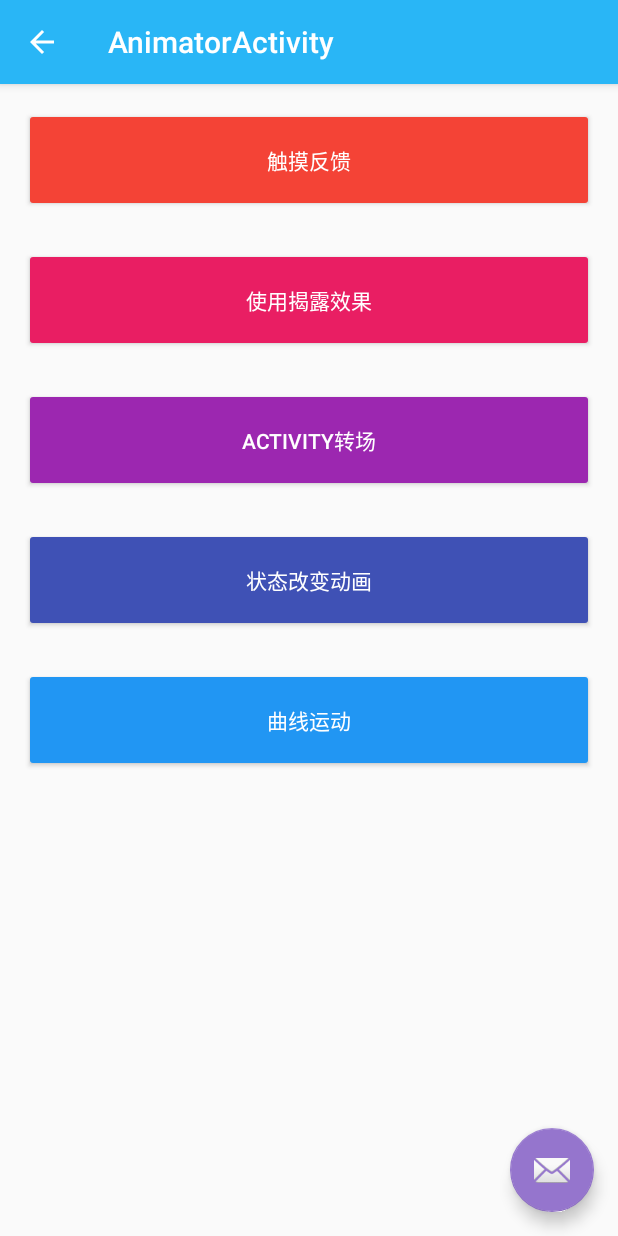
After one commit to govindtank/SwDesign, an Android app: the AnimatorActivity screen opened directly, with no data from a screen before it, on a phone screen of 412 x 824 dp. The commit adds this screen. Run offline under Robolectric (Android 15) with nearby library versions, the phone set to English and light mode, and no system bars.

Commit message:
add animator

```diff
--- a/app/src/main/java/com/swensun/swdesign/ui/MainActivity.kt
+++ b/app/src/main/java/com/swensun/swdesign/ui/MainActivity.kt
@@ -11,6 +11,7 @@ import android.support.v7.app.AppCompatActivity
 import android.view.Menu
 import android.view.MenuItem
 import com.swensun.swdesign.R
+import com.swensun.swdesign.ui.animator.AnimatorActivity
 import com.swensun.swdesign.ui.bottom.BottomNavigationActivity
 import com.swensun.swdesign.ui.recycler.RecyclerViewActivity
 import com.swensun.swdesign.ui.scroll.ScrollingIntroActivity
@@ -82,6 +83,9 @@ class MainActivity : AppCompatActivity(), NavigationView.OnNavigationItemSelecte
             R.id.nav_view_pager -> {
                 startActivity(Intent(this, ViewPagerActivity::class.java))
             }
+            R.id.nav_animator -> {
+                startActivity(Intent(this, AnimatorActivity::class.java))
+            }
         }
         drawer_layout.closeDrawer(GravityCompat.START)
         return true
--- /dev/null
+++ b/app/src/main/java/com/swensun/swdesign/ui/animator/AnimatorActivity.kt
@@ -0,0 +1,40 @@
+package com.swensun.swdesign.ui.animator
+
+import android.app.ActivityOptions
+import android.content.Intent
+import android.os.Bundle
+import android.support.design.widget.Snackbar
+import android.support.v7.app.AppCompatActivity
+import com.swensun.swdesign.R
+import kotlinx.android.synthetic.main.activity_animator.*
+import kotlinx.android.synthetic.main.content_animator.*
+
+class AnimatorActivity : AppCompatActivity() {
+
+    override fun onCreate(savedInstanceState: Bundle?) {
+        super.onCreate(savedInstanceState)
+        setContentView(R.layout.activity_animator)
+        setSupportActionBar(toolbar)
+        supportActionBar?.let {
+            it.setDisplayHomeAsUpEnabled(true)
+        }
+
+        fab.setOnClickListener { view ->
+            Snackbar.make(view, "Replace with your own action", Snackbar.LENGTH_LONG)
+                    .setAction("Action", null).show()
+        }
+
+        btn_dialog_1.setOnClickListener {
+            Snackbar.make(it, "点击时有波纹效果", Snackbar.LENGTH_LONG)
+                    .setAction("Action", null).show()
+        }
+        btn_dialog_2.setOnClickListener {
+            startActivity(Intent(this, CircularRevealActivity::class.java))
+        }
+        btn_dialog_3.setOnClickListener {
+            val intent = Intent(this, TransitionActivity::class.java)
+            startActivity(intent, ActivityOptions.makeSceneTransitionAnimation(this).toBundle())
+        }
+    }
+
+}
--- /dev/null
+++ b/app/src/main/res/drawable/bg_circle.xml
@@ -0,0 +1,4 @@
+<shape xmlns:android="http://schemas.android.com/apk/res/android"
+       android:shape="oval">
+    <solid android:color="@color/colorPrimaryDark"/>
+</shape>
--- /dev/null
+++ b/app/src/main/res/layout/activity_animator.xml
@@ -0,0 +1,34 @@
+<?xml version="1.0" encoding="utf-8"?>
+<android.support.design.widget.CoordinatorLayout
+    xmlns:android="http://schemas.android.com/apk/res/android"
+    xmlns:app="http://schemas.android.com/apk/res-auto"
+    xmlns:tools="http://schemas.android.com/tools"
+    android:layout_width="match_parent"
+    android:layout_height="match_parent"
+    tools:context="com.swensun.swdesign.ui.animator.AnimatorActivity">
+
+    <android.support.design.widget.AppBarLayout
+        android:layout_width="match_parent"
+        android:layout_height="wrap_content"
+        android:theme="@style/AppTheme.AppBarOverlay">
+
+        <android.support.v7.widget.Toolbar
+            android:id="@+id/toolbar"
+            android:layout_width="match_parent"
+            android:layout_height="?attr/actionBarSize"
+            android:background="?attr/colorPrimary"
+            app:popupTheme="@style/AppTheme.PopupOverlay"/>
+
+    </android.support.design.widget.AppBarLayout>
+
+    <include layout="@layout/content_animator"/>
+
+    <android.support.design.widget.FloatingActionButton
+        android:id="@+id/fab"
+        android:layout_width="wrap_content"
+        android:layout_height="wrap_content"
+        android:layout_gravity="bottom|end"
+        android:layout_margin="@dimen/fab_margin"
+        app:srcCompat="@android:drawable/ic_dialog_email"/>
+
+</android.support.design.widget.CoordinatorLayout>
--- /dev/null
+++ b/app/src/main/res/layout/content_animator.xml
@@ -0,0 +1,77 @@
+<?xml version="1.0" encoding="utf-8"?>
+<android.support.v4.widget.NestedScrollView
+    xmlns:android="http://schemas.android.com/apk/res/android"
+    xmlns:app="http://schemas.android.com/apk/res-auto"
+    xmlns:tools="http://schemas.android.com/tools"
+    android:layout_width="match_parent"
+    android:layout_height="match_parent"
+    app:layout_behavior="@string/appbar_scrolling_view_behavior"
+    tools:context="com.swensun.swdesign.ui.animator.AnimatorActivity"
+    tools:showIn="@layout/activity_animator">
+
+    <LinearLayout
+        android:layout_width="match_parent"
+        android:layout_height="wrap_content"
+        android:orientation="vertical"
+        android:paddingBottom="@dimen/activity_vertical_margin"
+        android:paddingLeft="@dimen/activity_horizontal_margin"
+        android:paddingRight="@dimen/activity_horizontal_margin"
+        android:paddingTop="@dimen/activity_vertical_margin">
+
+        <Button
+            android:id="@+id/btn_dialog_1"
+            android:layout_width="match_parent"
+            android:layout_height="wrap_content"
+            android:backgroundTint="#F44336"
+            android:padding="@dimen/btn_padding"
+            android:text="触摸反馈"
+            android:textColor="@android:color/white"
+            android:textSize="14sp" />
+
+        <Button
+            android:id="@+id/btn_dialog_2"
+            android:layout_width="match_parent"
+            android:layout_height="wrap_content"
+            android:layout_marginTop="@dimen/btn_margin"
+            android:backgroundTint="#E91E63"
+            android:padding="@dimen/btn_padding"
+            android:text="使用揭露效果"
+            android:textColor="@android:color/white"
+            android:textSize="14sp" />
+
+        <Button
+            android:id="@+id/btn_dialog_3"
+            android:layout_width="match_parent"
+            android:layout_height="wrap_content"
+            android:layout_marginTop="@dimen/btn_margin"
+            android:backgroundTint="#9C27B0"
+            android:padding="@dimen/btn_padding"
+            android:text="Activity转场"
+            android:textColor="@android:color/white"
+            android:textSize="14sp" />
+
+        <Button
+            android:id="@+id/btn_dialog_4"
+            android:layout_width="match_parent"
+            android:layout_height="wrap_content"
+            android:layout_marginTop="@dimen/btn_margin"
+            android:backgroundTint="#3F51B5"
+            android:padding="@dimen/btn_padding"
+            android:text="状态改变动画"
+            android:textColor="@android:color/white"
+            android:textSize="14sp" />
+
+        <Button
+            android:id="@+id/btn_dialog_5"
+            android:layout_width="match_parent"
+            android:layout_height="wrap_content"
+            android:layout_marginTop="@dimen/btn_margin"
+            android:backgroundTint="#2196F3"
+            android:padding="@dimen/btn_padding"
+            android:text="曲线运动"
+            android:textColor="@android:color/white"
+            android:textSize="14sp" />
+    </LinearLayout>
+
+
+</android.support.v4.widget.NestedScrollView>
--- a/app/src/main/res/menu/activity_main_drawer.xml
+++ b/app/src/main/res/menu/activity_main_drawer.xml
@@ -22,6 +22,11 @@
             android:title="ViewPager"
             android:icon="@drawable/ic_view_pager_black_24dp"
             />
+        <item
+            android:id="@+id/nav_animator"
+            android:title="Animator"
+            android:icon="@drawable/ic_animator_black_48dp"
+            />
     </group>
 
     <item android:title="Communicate">
--- a/app/src/main/res/values/strings.xml
+++ b/app/src/main/res/values/strings.xml
@@ -35,5 +35,8 @@
     <string name="title_activity_bottom_navigation">BottomNavigationActivity</string>
     <string name="title_activity_view_pager">ViewPagerActivity</string>
     <string name="section_format">Hello World from section: %1$d</string>
+    <string name="title_activity_animator">AnimatorActivity</string>
+    <string name="title_activity_circular_reveal">CircularRevealActivity</string>
+    <string name="title_activity_transition">TransitionActivity</string>
 
 </resources>
--- a/app/src/main/res/values/styles.xml
+++ b/app/src/main/res/values/styles.xml
@@ -20,7 +20,6 @@
     <style name="AppTheme.NoActionBar">
         <item name="windowActionBar">false</item>
         <item name="windowNoTitle">true</item>
-
     </style>
 
     <style name="MainTheme.NoActionBar" parent="AppTheme">
```
Also changed, not shown: app/src/main/AndroidManifest.xml (+16 -0 lines), app/src/main/java/com/swensun/swdesign/ui/animator/CircularRevealActivity.kt (added, +94 -0 lines), app/src/main/java/com/swensun/swdesign/ui/animator/TransitionActivity.kt (added, +34 -0 lines), app/src/main/res/layout/activity_circular_reveal.xml (added, +34 -0 lines), app/src/main/res/layout/activity_transition.xml (added, +34 -0 lines), app/src/main/res/layout/content_circular_reveal.xml (added, +65 -0 lines), app/src/main/res/layout/content_transition.xml (added, +60 -0 lines), app/src/main/res/drawable-xxhdpi/ic_animator_black_48dp.png (added).
